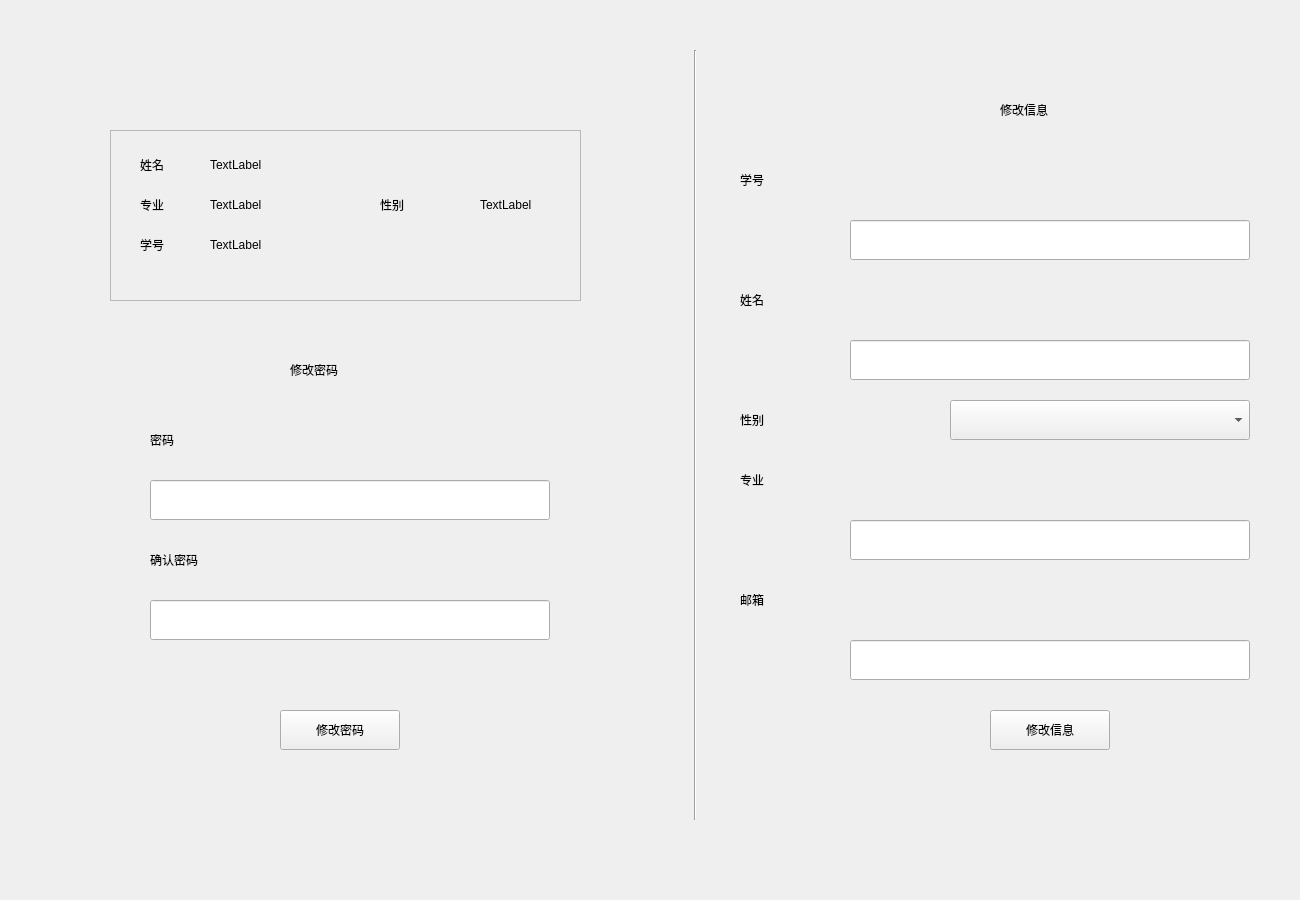
Before: the Qt Designer form BMS/view/admininfo.ui in adventurer-w/Books-Management-System, drawn with Qt 5.
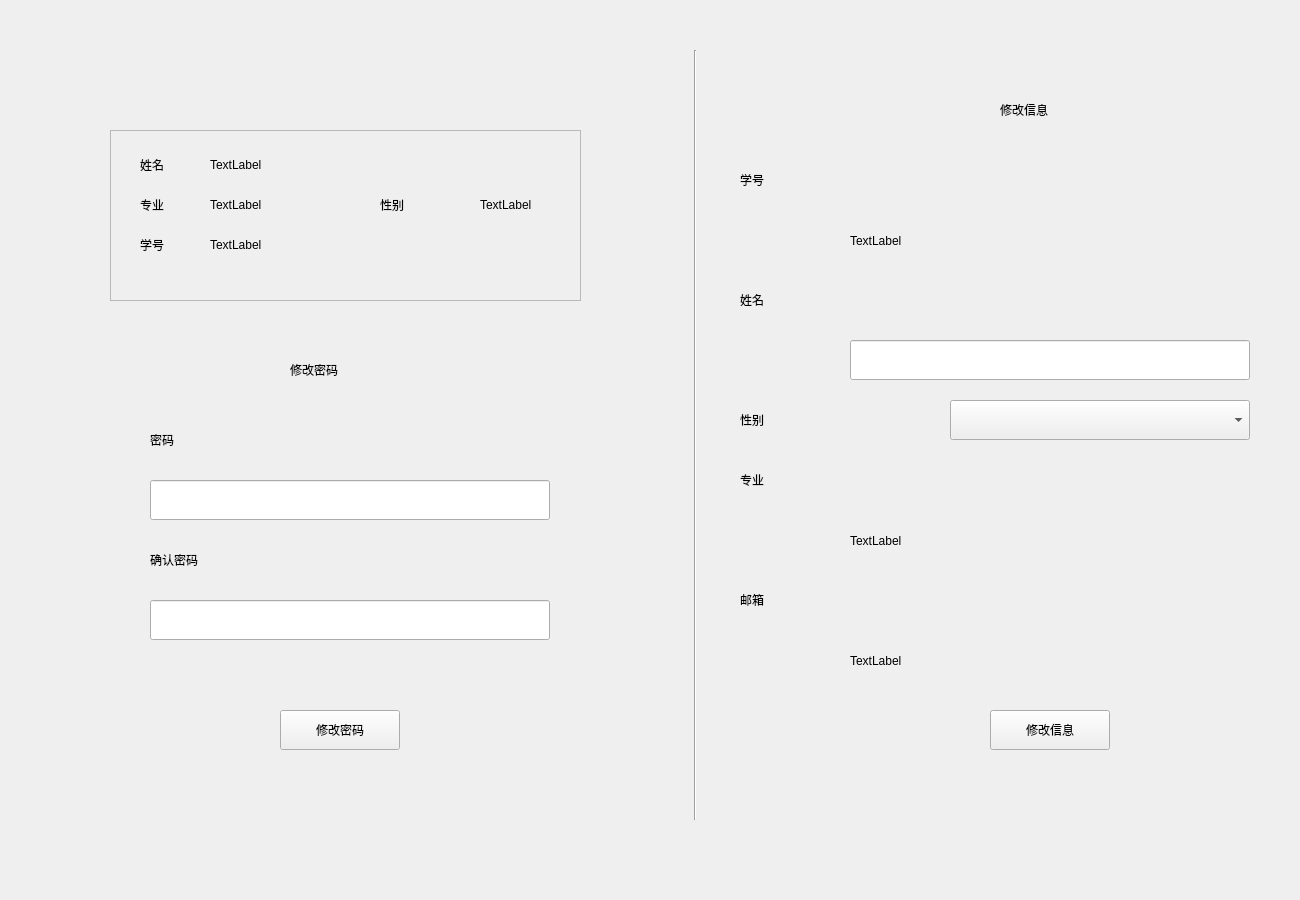
After: the same form once the commit is applied.

```diff
--- a/BMS/view/admininfo.ui
+++ b/BMS/view/admininfo.ui
@@ -218,16 +218,6 @@
     <string>确认密码</string>
    </property>
   </widget>
-  <widget class="QLineEdit" name="line_major">
-   <property name="geometry">
-    <rect>
-     <x>850</x>
-     <y>520</y>
-     <width>400</width>
-     <height>40</height>
-    </rect>
-   </property>
-  </widget>
   <widget class="QLabel" name="lb_number_2">
    <property name="geometry">
     <rect>
@@ -241,16 +231,6 @@
     <string>学号</string>
    </property>
   </widget>
-  <widget class="QLineEdit" name="line_number">
-   <property name="geometry">
-    <rect>
-     <x>850</x>
-     <y>220</y>
-     <width>400</width>
-     <height>40</height>
-    </rect>
-   </property>
-  </widget>
   <widget class="QLabel" name="lb_mojor_2">
    <property name="geometry">
     <rect>
@@ -300,16 +280,6 @@
     <string>修改信息</string>
    </property>
   </widget>
-  <widget class="QLineEdit" name="line_major_2">
-   <property name="geometry">
-    <rect>
-     <x>850</x>
-     <y>640</y>
-     <width>400</width>
-     <height>40</height>
-    </rect>
-   </property>
-  </widget>
   <widget class="QLabel" name="lb_name">
    <property name="geometry">
     <rect>
@@ -359,6 +329,45 @@
     <string>性别</string>
    </property>
   </widget>
+  <widget class="QLabel" name="lb_account">
+   <property name="geometry">
+    <rect>
+     <x>850</x>
+     <y>220</y>
+     <width>401</width>
+     <height>41</height>
+    </rect>
+   </property>
+   <property name="text">
+    <string>TextLabel</string>
+   </property>
+  </widget>
+  <widget class="QLabel" name="lb_major_4">
+   <property name="geometry">
+    <rect>
+     <x>850</x>
+     <y>520</y>
+     <width>401</width>
+     <height>41</height>
+    </rect>
+   </property>
+   <property name="text">
+    <string>TextLabel</string>
+   </property>
+  </widget>
+  <widget class="QLabel" name="lb_major_5">
+   <property name="geometry">
+    <rect>
+     <x>850</x>
+     <y>640</y>
+     <width>401</width>
+     <height>41</height>
+    </rect>
+   </property>
+   <property name="text">
+    <string>TextLabel</string>
+   </property>
+  </widget>
  </widget>
  <resources/>
  <connections/>
```
